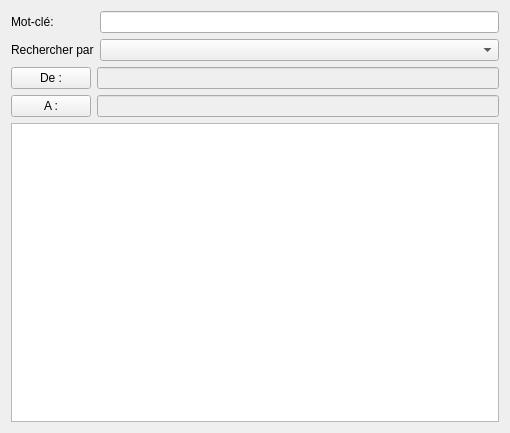
Above: Projet/View/findcontact.ui from KieceDonc/L3_CDAA before the change. Below: the same form after it.
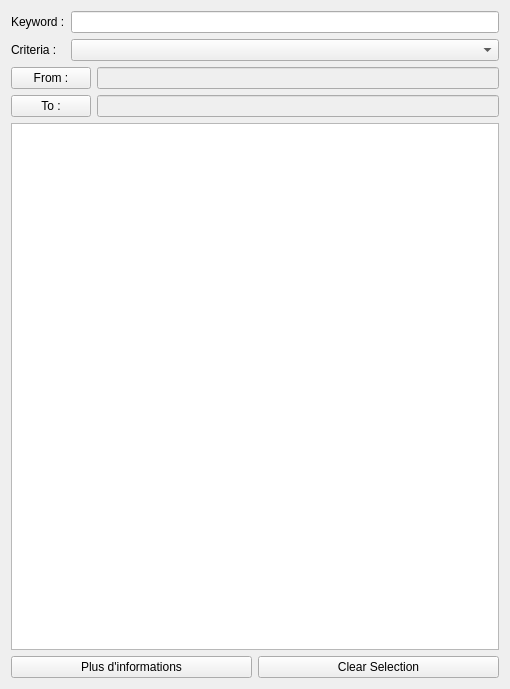
That is the form after the change.

Patch:
```diff
--- a/Projet/View/findcontact.ui
+++ b/Projet/View/findcontact.ui
@@ -10,7 +10,7 @@
     <x>0</x>
     <y>0</y>
     <width>510</width>
-    <height>433</height>
+    <height>689</height>
    </rect>
   </property>
   <property name="sizePolicy">
@@ -36,7 +36,7 @@
        <item row="1" column="0">
         <widget class="QLabel" name="findByLabel">
          <property name="text">
-          <string>Rechercher par</string>
+          <string>Criteria :</string>
          </property>
         </widget>
        </item>
@@ -49,7 +49,7 @@
        <item row="0" column="0">
         <widget class="QLabel" name="keyWordLabel">
          <property name="text">
-          <string>Mot-clé:</string>
+          <string>Keyword :</string>
          </property>
         </widget>
        </item>
@@ -76,14 +76,14 @@
      <item row="0" column="0">
       <widget class="QPushButton" name="buttonDate1">
        <property name="text">
-        <string>De :</string>
+        <string>From :</string>
        </property>
       </widget>
      </item>
      <item row="1" column="0">
       <widget class="QPushButton" name="buttonDate2">
        <property name="text">
-        <string>A :</string>
+        <string>To :</string>
        </property>
       </widget>
      </item>
@@ -118,6 +118,24 @@
      </item>
     </layout>
    </item>
+   <item>
+    <layout class="QHBoxLayout" name="horizontalLayout">
+     <item>
+      <widget class="QPushButton" name="buttonInfo">
+       <property name="text">
+        <string>Plus d'informations</string>
+       </property>
+      </widget>
+     </item>
+     <item>
+      <widget class="QPushButton" name="buttonClear">
+       <property name="text">
+        <string>Clear Selection</string>
+       </property>
+      </widget>
+     </item>
+    </layout>
+   </item>
   </layout>
  </widget>
  <resources/>
```
